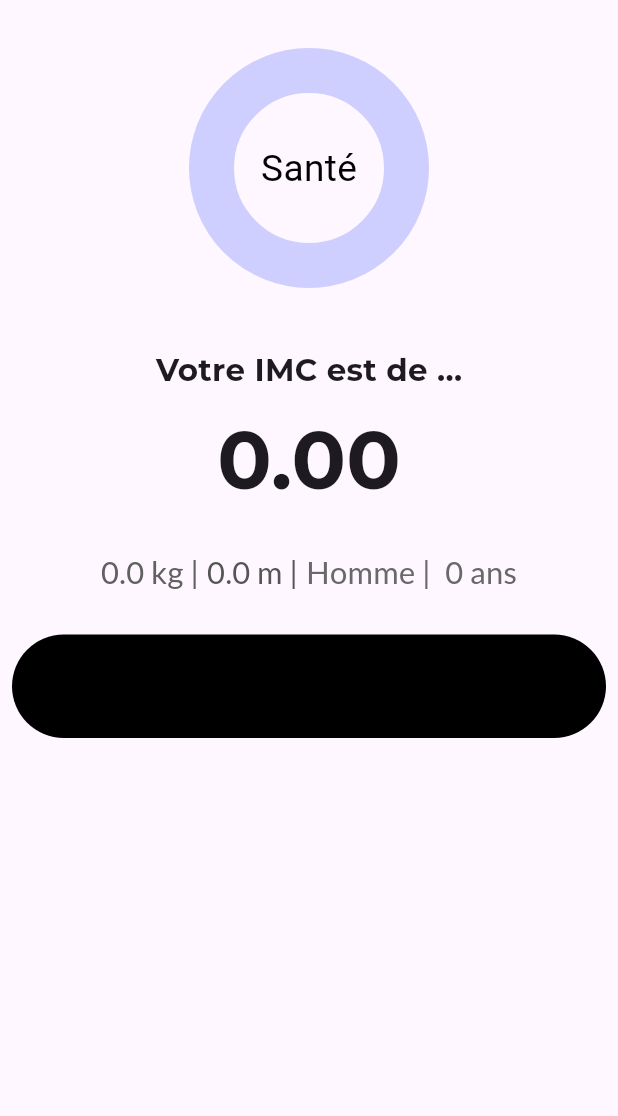
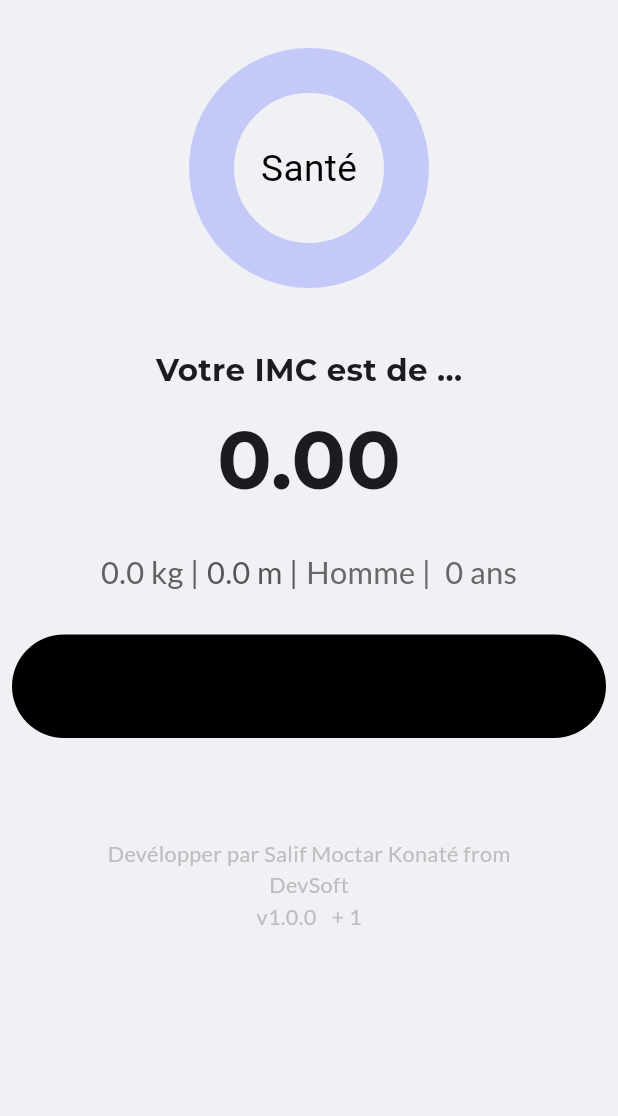
Before and after one commit to salif18/flutter_mon_imc_app, a Flutter app: the ImcView screen opened directly, on a phone screen of 412 x 824 dp, the part 120-1236 px from its top. Run offline on Flutter 3.47's test engine with Material 3 defaults, Android fonts, the light colour scheme and no system bars; drawn by our look-alikes of percent_indicator; our stand-ins replace fl_chart, google_fonts, line_icons, package_info_plus, shared_preferences; accounts and stored records are empty.

Commit message:
ajout de package version pour afficher la version de app

```diff
--- a/imc/lib/utils/app_routes.dart
+++ b/imc/lib/utils/app_routes.dart
@@ -18,7 +18,7 @@ class _MyAppRoutesState extends State<MyAppRoutes> {
       body: const [
         ImcCalculatorView(),
         ImcView(),
-        StatsView()
+        // StatsView()
       ][_currentIndex],
       bottomNavigationBar: _bottomTab(),
     );
@@ -45,8 +45,8 @@ class _MyAppRoutesState extends State<MyAppRoutes> {
               icon: Icon(Icons.calculate), label: "Calculer IMC"),
           BottomNavigationBarItem(
               icon: Icon(Icons.speed_rounded), label: "Mon IMC"),
-               BottomNavigationBarItem(
-              icon: Icon(Icons.bar_chart_rounded), label: "Evolution"),
+              //  BottomNavigationBarItem(
+              // icon: Icon(Icons.bar_chart_rounded), label: "Evolution"),
         ],
       ),
     );
--- a/imc/lib/views/calculatrice.dart
+++ b/imc/lib/views/calculatrice.dart
@@ -12,6 +12,7 @@ class ImcCalculatorView extends StatefulWidget {
 }
 
 class _ImcCalculatorViewState extends State<ImcCalculatorView> {
+
   final _formKey = GlobalKey<FormState>();
   double _height = 0.0;
   double _weight = 0.0;
@@ -19,6 +20,7 @@ class _ImcCalculatorViewState extends State<ImcCalculatorView> {
   String _genre = 'Homme'; // Valeur par défaut
   double _imc = 0.0;
   String _resultMessage = '';
+
 
   //sauvegarder dans localstorage
   Future<void> saveToLocalStorage(String key, value) async {
--- a/imc/lib/views/imc_view.dart
+++ b/imc/lib/views/imc_view.dart
@@ -1,6 +1,7 @@
 import 'package:flutter/material.dart';
 import 'package:google_fonts/google_fonts.dart';
 import 'package:line_icons/line_icons.dart';
+import 'package:package_info_plus/package_info_plus.dart';
 import 'package:percent_indicator/circular_percent_indicator.dart';
 import 'package:shared_preferences/shared_preferences.dart';
 
@@ -12,6 +13,9 @@ class ImcView extends StatefulWidget {
 }
 
 class _ImcViewState extends State<ImcView> {
+  String? version; // Version de l'application (ex: "1.0.0")
+  String? buildNumber; // Numéro de build (ex: "1")
+
   double taille = 0.0;
   double poids = 0.0;
   int age = 0;
@@ -19,10 +23,10 @@ class _ImcViewState extends State<ImcView> {
   double imc = 0.0;
   String resultMessage = '';
 
-
   @override
   void initState() {
     super.initState();
+    _getAppVersion();
     // Charger les données lors de l'initialisation
     getFromLocalStorage('taille');
     getFromLocalStorage('poids');
@@ -30,6 +34,19 @@ class _ImcViewState extends State<ImcView> {
     getFromLocalStorage('resultMessage');
     getFromLocalStorage('genre');
     getFromLocalStorage('age');
+  }
+
+// obtenir la version de lapplication
+  Future<void> _getAppVersion() async {
+    PackageInfo packageInfo = await PackageInfo.fromPlatform();
+
+    // String appName = packageInfo.appName;           // Nom de l'application
+    // String packageName = packageInfo.packageName;   // Nom du package
+
+    setState(() {
+      version = packageInfo.version; // Version de l'application (ex: "1.0.0")
+      buildNumber = packageInfo.buildNumber;
+    });
   }
 
 // charger les valeur depuis localstorage
@@ -69,7 +86,6 @@ class _ImcViewState extends State<ImcView> {
       }
     });
   }
-
 
   Color regeneredColor() {
     if (age < 18) {
@@ -153,9 +169,11 @@ class _ImcViewState extends State<ImcView> {
   @override
   Widget build(BuildContext context) {
     return Scaffold(
+      backgroundColor: const Color(0xfff0f1f5),
       body: CustomScrollView(
         slivers: [
           SliverAppBar(
+            backgroundColor: Colors.white,
             pinned: true,
             floating: true,
             toolbarHeight: 80,
@@ -376,6 +394,56 @@ class _ImcViewState extends State<ImcView> {
                 ],
               ),
             ),
+          ),
+          SliverToBoxAdapter(
+            child: Padding(
+              padding: const EdgeInsets.all(20),
+              child: SizedBox(
+                height: 100,
+                width: MediaQuery.of(context).size.width,
+                child: Column(
+                  mainAxisAlignment: MainAxisAlignment.center,
+                  children: [
+                    SizedBox(
+                        child: Text(
+                      "Devélopper par Salif Moctar Konaté from",
+                      style: GoogleFonts.lato(
+                          color: Colors.grey[400],
+                          fontSize: MediaQuery.of(context).size.width * 0.035),
+                    )),
+                    SizedBox(
+                        child: Text(
+                      "DevSoft",
+                      style: GoogleFonts.lato(
+                          color: Colors.grey[400],
+                          fontSize: MediaQuery.of(context).size.width * 0.035),
+                    )),
+                    SizedBox(
+                      child: Row(
+                        mainAxisAlignment: MainAxisAlignment.center,
+                        children: [
+                          Text(
+                            "v${version ?? "inconnue"}",
+                            style: GoogleFonts.lato(
+                                color: Colors.grey[400],
+                                fontSize:
+                                    MediaQuery.of(context).size.width * 0.035),
+                          ),
+                          const SizedBox(width: 10),
+                          Text(
+                            "+ ${buildNumber ?? "inconnue"}",
+                            style: GoogleFonts.lato(
+                                color: Colors.grey[400],
+                                fontSize:
+                                    MediaQuery.of(context).size.width * 0.035),
+                          ),
+                        ],
+                      ),
+                    ),
+                  ],
+                ),
+              ),
+            ),
           )
         ],
       ),
--- a/imc/pubspec.yaml
+++ b/imc/pubspec.yaml
@@ -41,6 +41,7 @@ dependencies:
   flutter_launcher_icons: ^0.14.1
   shared_preferences: ^2.3.2
   fl_chart: ^0.69.0
+  package_info_plus: ^8.0.2
 
 dev_dependencies:
   flutter_test:
```
Also changed, not shown: imc/pubspec.lock, 1 other file.
